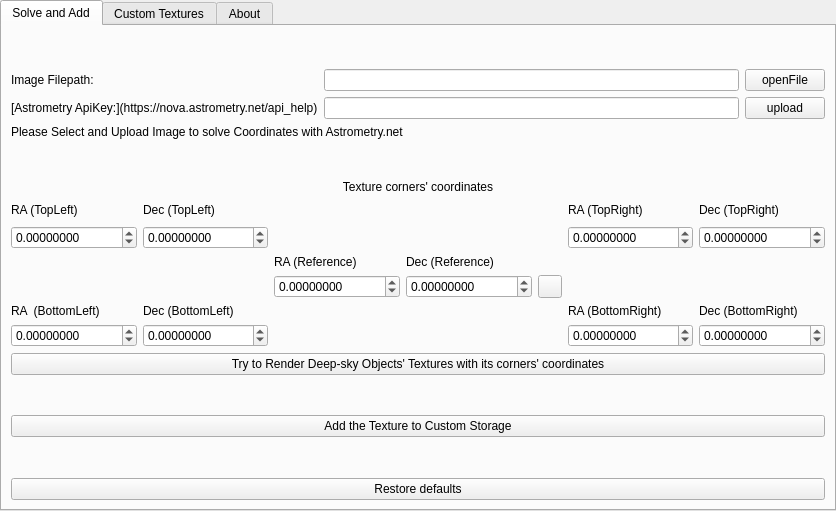
This is plugins/NebulaTextures/src/gui/nebulaTexturesDialog.ui in Stellarium/stellarium as Qt 5 draws it before an edit. The edited form follows.
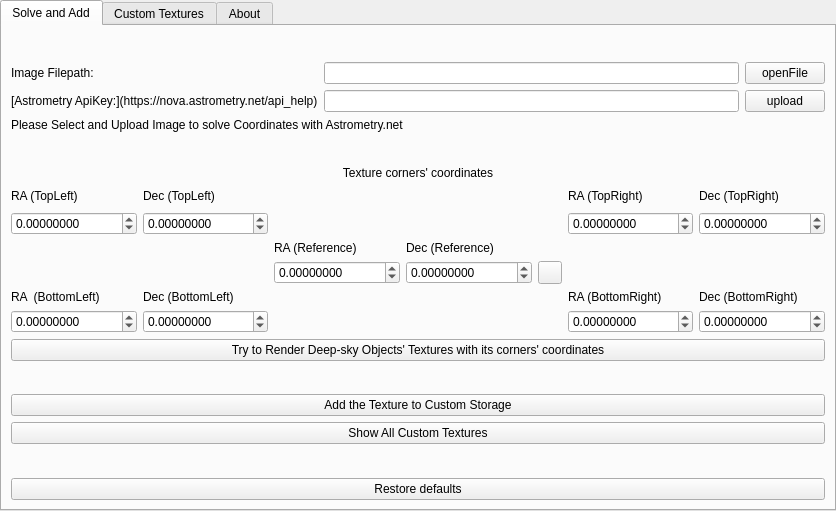
This is the edited form. Icons and pictures are not drawn. Custom widgets are drawn as their Qt base class.

Commit message: add custom_textures.json management

```diff
--- a/plugins/NebulaTextures/src/gui/nebulaTexturesDialog.ui
+++ b/plugins/NebulaTextures/src/gui/nebulaTexturesDialog.ui
@@ -425,6 +425,13 @@
          </property>
         </widget>
        </item>
+       <item>
+        <widget class="QPushButton" name="showTextures">
+         <property name="text">
+          <string>Show All Custom Textures</string>
+         </property>
+        </widget>
+       </item>
        <item>
         <spacer name="verticalSpacer_3">
          <property name="orientation">
```
The commit also changes 2 other files.
